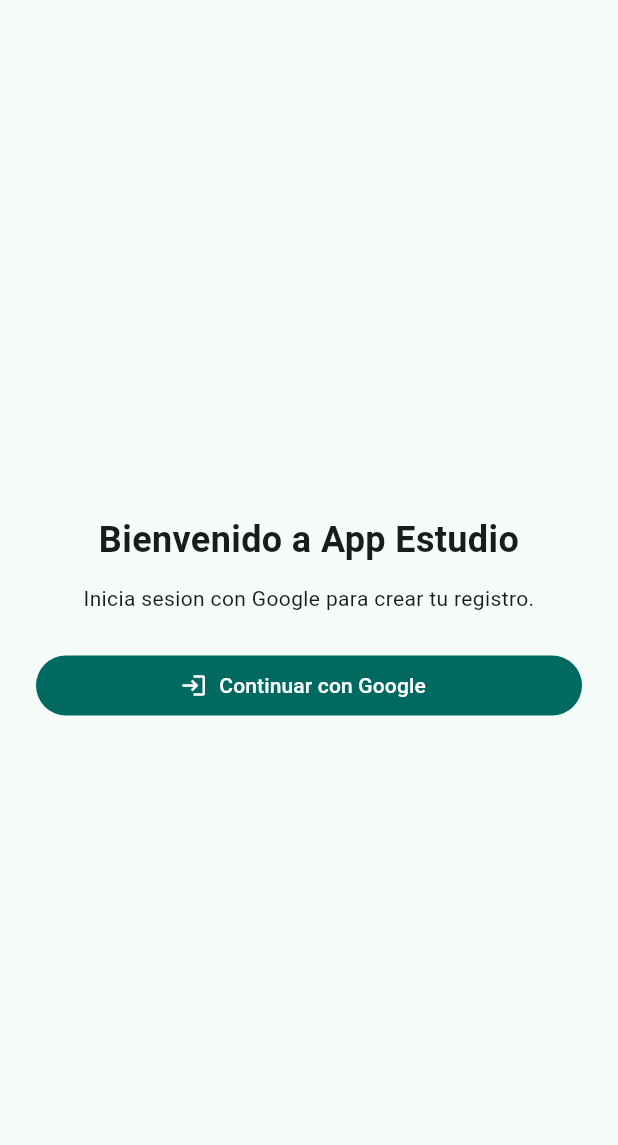
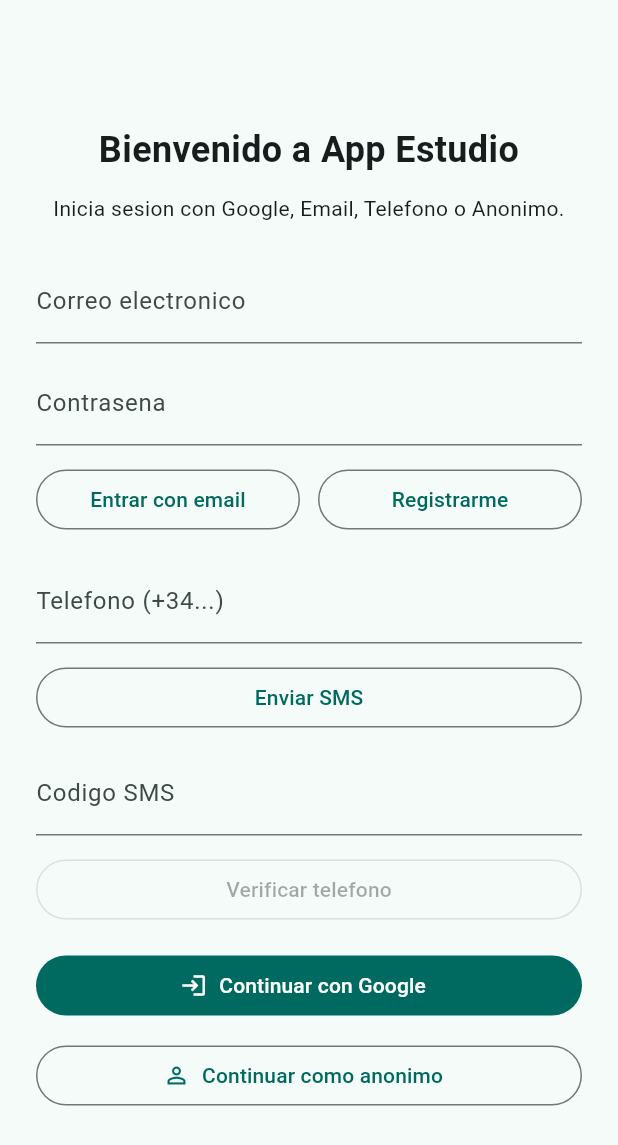
Before and after one commit to Tosi-gif/App-estudio, a Flutter app: the screen it shows after launch, on a phone screen of 412 x 824 dp. Shown: the top 1145 px of the screen. Run offline on Flutter 3.47's test engine with Material 3 defaults, Android fonts, the phone set to English and light mode, and no system bars; our stand-ins replace cloud_firestore, firebase_auth, firebase_core, google_sign_in, shared_preferences; accounts and stored records are empty.

Commit message:
Start Javi

```diff
--- a/lib/features/auth/presentation/sign_in_page.dart
+++ b/lib/features/auth/presentation/sign_in_page.dart
@@ -14,6 +14,10 @@ class SignInPage extends StatefulWidget {
 
 class _SignInPageState extends State<SignInPage> {
   late final AuthController _controller;
+  final TextEditingController _emailController = TextEditingController();
+  final TextEditingController _passwordController = TextEditingController();
+  final TextEditingController _phoneController = TextEditingController();
+  final TextEditingController _smsController = TextEditingController();
 
   @override
   void initState() {
@@ -26,6 +30,10 @@ class _SignInPageState extends State<SignInPage> {
   void dispose() {
     _controller.removeListener(_onControllerChanged);
     _controller.dispose();
+    _emailController.dispose();
+    _passwordController.dispose();
+    _phoneController.dispose();
+    _smsController.dispose();
     super.dispose();
   }
 
@@ -41,8 +49,9 @@ class _SignInPageState extends State<SignInPage> {
   @override
   Widget build(BuildContext context) {
     return Scaffold(
-      body: Center(
-        child: Padding(
+      body: SafeArea(
+        child: Center(
+          child: SingleChildScrollView(
             padding: const EdgeInsets.all(24),
             child: AnimatedBuilder(
               animation: _controller,
@@ -57,11 +66,101 @@ class _SignInPageState extends State<SignInPage> {
                   ),
                   const SizedBox(height: 12),
                   Text(
-                    'Inicia sesion con Google para crear tu registro.',
+                    'Inicia sesion con Google, Email, Telefono o Anonimo.',
                     textAlign: TextAlign.center,
                     style: Theme.of(context).textTheme.bodyMedium,
                   ),
                   const SizedBox(height: 24),
+                  TextField(
+                    controller: _emailController,
+                    keyboardType: TextInputType.emailAddress,
+                    decoration: const InputDecoration(
+                      labelText: 'Correo electronico',
+                    ),
+                  ),
+                  const SizedBox(height: 12),
+                  TextField(
+                    controller: _passwordController,
+                    obscureText: true,
+                    decoration: const InputDecoration(labelText: 'Contrasena'),
+                  ),
+                  const SizedBox(height: 12),
+                  Row(
+                    children: [
+                      Expanded(
+                        child: OutlinedButton(
+                          onPressed: _controller.isLoading
+                              ? null
+                              : () => _controller.signInWithEmailAndPassword(
+                                    email: _emailController.text,
+                                    password: _passwordController.text,
+                                  ),
+                          child: const Text('Entrar con email'),
+                        ),
+                      ),
+                      const SizedBox(width: 12),
+                      Expanded(
+                        child: OutlinedButton(
+                          onPressed: _controller.isLoading
+                              ? null
+                              : () =>
+                                    _controller.createUserWithEmailAndPassword(
+                                      email: _emailController.text,
+                                      password: _passwordController.text,
+                                    ),
+                          child: const Text('Registrarme'),
+                        ),
+                      ),
+                    ],
+                  ),
+                  const SizedBox(height: 16),
+                  TextField(
+                    controller: _phoneController,
+                    keyboardType: TextInputType.phone,
+                    decoration: const InputDecoration(
+                      labelText: 'Telefono (+34...)',
+                    ),
+                  ),
+                  const SizedBox(height: 12),
+                  Row(
+                    children: [
+                      Expanded(
+                        child: OutlinedButton(
+                          onPressed: _controller.isLoading
+                              ? null
+                              : () => _controller.sendPhoneCode(
+                                    _phoneController.text,
+                                  ),
+                          child: const Text('Enviar SMS'),
+                        ),
+                      ),
+                    ],
+                  ),
+                  const SizedBox(height: 12),
+                  TextField(
+                    controller: _smsController,
+                    keyboardType: TextInputType.number,
+                    decoration: const InputDecoration(
+                      labelText: 'Codigo SMS',
+                    ),
+                  ),
+                  const SizedBox(height: 12),
+                  Row(
+                    children: [
+                      Expanded(
+                        child: OutlinedButton(
+                          onPressed: _controller.isLoading ||
+                                  !_controller.hasPendingPhoneCode
+                              ? null
+                              : () => _controller.verifyPhoneCode(
+                                    _smsController.text,
+                                  ),
+                          child: const Text('Verificar telefono'),
+                        ),
+                      ),
+                    ],
+                  ),
+                  const SizedBox(height: 16),
                   SizedBox(
                     width: double.infinity,
                     child: FilledButton.icon(
@@ -76,12 +175,28 @@ class _SignInPageState extends State<SignInPage> {
                       ),
                     ),
                   ),
+                  const SizedBox(height: 12),
+                  SizedBox(
+                    width: double.infinity,
+                    child: OutlinedButton.icon(
+                      onPressed: _controller.isLoading
+                          ? null
+                          : _controller.signInAnonymously,
+                      icon: const Icon(Icons.person_outline),
+                      label: Text(
+                        _controller.isLoading
+                            ? 'Conectando...'
+                            : 'Continuar como anonimo',
+                      ),
+                    ),
+                  ),
                   ],
                 );
               },
             ),
           ),
         ),
+      ),
     );
   }
 }
```
Also changed, not shown: lib/features/auth/data/auth_repository.dart (+17 -0 lines), lib/features/auth/data/firebase_auth_repository.dart (+100 -10 lines), lib/features/auth/presentation/auth_controller.dart (+106 -12 lines), 1 other file. Lines whose indentation alone changed are shown as unchanged.
